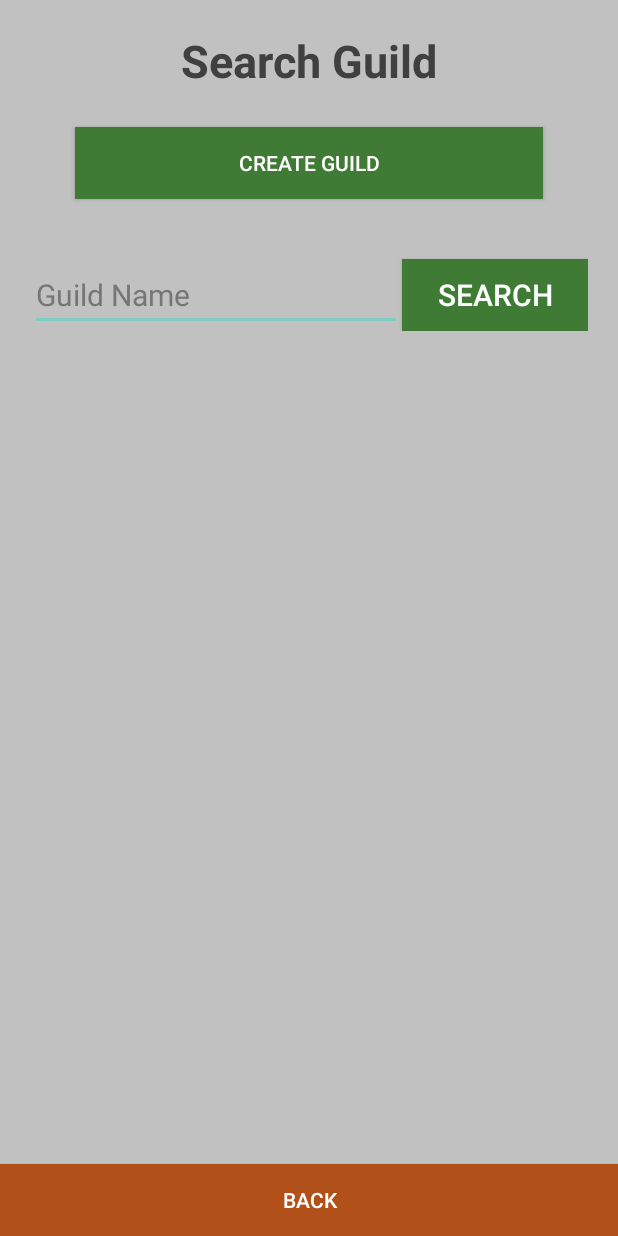
After one commit to Hector-Ortiz-Dev/Idle_RPG_Project, an Android app: the SearchGuildActivity screen opened directly, with no data from a screen before it, on a phone screen of 412 x 824 dp. The commit adds this screen. Run offline under Robolectric (Android 15) with nearby library versions, the light colour scheme and no system bars.

Commit message:
Nuevas pantallas, create character y searchguild

```diff
--- a/app/src/main/AndroidManifest.xml
+++ b/app/src/main/AndroidManifest.xml
@@ -14,6 +14,9 @@
         android:supportsRtl="true"
         android:theme="@style/Theme.AppCompat.NoActionBar"
         tools:targetApi="31">
+        <activity
+            android:name=".SearchGuildActivity"
+            android:exported="false" />
         <activity
             android:name=".InitActivity"
             android:exported="true">
--- a/app/src/main/java/com/example/idle_rpg_project/CharacterActivity.kt
+++ b/app/src/main/java/com/example/idle_rpg_project/CharacterActivity.kt
@@ -18,7 +18,6 @@ class CharacterActivity : AppCompatActivity() {
     private lateinit var txtUser: TextView
     private lateinit var txtExp: TextView
     private lateinit var txtCoins: TextView
-    private lateinit var txtHpMax: TextView
     private lateinit var txtHp: TextView
     private lateinit var txtAtk: TextView
     private lateinit var txtDef: TextView
@@ -55,7 +54,6 @@ class CharacterActivity : AppCompatActivity() {
         txtUser = findViewById(R.id.txtUsername)
         txtExp = findViewById(R.id.txtExp)
         txtCoins = findViewById(R.id.txtCoins)
-        txtHpMax = findViewById(R.id.txtHpMax)
         txtHp = findViewById(R.id.txtHp)
         txtAtk = findViewById(R.id.txtAtk)
         txtDef = findViewById(R.id.txtDef)
@@ -74,8 +72,7 @@ class CharacterActivity : AppCompatActivity() {
         txtUser.text = user.username
         txtExp.text = player.exp.toString()
         txtCoins.text = player.monedas.toString()
-        txtHpMax.text = player.hp_max.toString()
-        txtHp.text = player.hp.toString()
+        txtHp.text = player.hp.toString() + "/" + player.hp_max.toString()
         txtAtk.text = player.atk.toString()
         txtDef.text = player.def.toString()
         txtSpd.text = player.spd.toString()
--- /dev/null
+++ b/app/src/main/java/com/example/idle_rpg_project/SearchGuildActivity.kt
@@ -0,0 +1,11 @@
+package com.example.idle_rpg_project
+
+import androidx.appcompat.app.AppCompatActivity
+import android.os.Bundle
+
+class SearchGuildActivity : AppCompatActivity() {
+    override fun onCreate(savedInstanceState: Bundle?) {
+        super.onCreate(savedInstanceState)
+        setContentView(R.layout.activity_search_guild)
+    }
+}
--- a/app/src/main/res/layout/activity_main.xml
+++ b/app/src/main/res/layout/activity_main.xml
@@ -27,6 +27,7 @@
                 android:layout_width="0dp"
                 android:layout_height="wrap_content"
                 android:layout_weight="1"
+                android:textColor="@color/primary"
                 android:textStyle="bold"
                 android:text="MiinishBat" />
 
@@ -34,6 +35,7 @@
                 android:id="@+id/level_textview"
                 android:layout_width="wrap_content"
                 android:layout_height="wrap_content"
+                android:textColor="@color/primary"
                 android:text="Lvl 4" />
 
         </LinearLayout>
@@ -48,12 +50,14 @@
                 android:layout_width="0dp"
                 android:layout_height="wrap_content"
                 android:layout_weight="1"
+                android:textColor="@color/primary"
                 android:text="Exp: 244/2332" />
 
             <TextView
                 android:id="@+id/coins_textview"
                 android:layout_width="wrap_content"
                 android:layout_height="wrap_content"
+                android:textColor="@color/primary"
                 android:text="Coins: 230" />
 
         </LinearLayout>
@@ -71,6 +75,7 @@
             android:layout_width="match_parent"
             android:layout_height="wrap_content"
             android:layout_marginTop="16dp"
+            android:textColorHint="@color/primary"
             android:hint="Lorem ipsum dolor sit amet, consectetur adipiscing elit, sed do eiusmod tempor incididunt ut labore et dolore magna aliqua."
             android:inputType="textMultiLine"
             android:lines="3" />
--- /dev/null
+++ b/app/src/main/res/layout/activity_search_guild.xml
@@ -0,0 +1,111 @@
+<?xml version="1.0" encoding="utf-8"?>
+<RelativeLayout xmlns:android="http://schemas.android.com/apk/res/android"
+    xmlns:app="http://schemas.android.com/apk/res-auto"
+    xmlns:tools="http://schemas.android.com/tools"
+    android:layout_width="match_parent"
+    android:layout_height="match_parent"
+    android:background="@color/background"
+    tools:context=".SearchGuildActivity">
+
+    <TextView
+        android:id="@+id/searchGuildTitle"
+        android:layout_width="wrap_content"
+        android:layout_height="wrap_content"
+        android:layout_centerHorizontal="true"
+        android:layout_marginTop="20dp"
+        android:text="Search Guild"
+        android:textColor="@color/windowText"
+        android:textSize="30sp"
+        android:textStyle="bold" />
+
+
+    <Button
+        android:id="@+id/btnCreateGuild"
+        android:layout_width="match_parent"
+        android:layout_height="wrap_content"
+        android:layout_marginLeft="50dp"
+        android:layout_marginRight="50dp"
+        android:layout_below="@id/searchGuildTitle"
+        android:layout_marginTop="24dp"
+        android:background="@color/accept"
+        android:text="Create Guild"
+        android:textColor="@color/white"
+        android:textSize="14dp"
+        tools:ignore="TextSizeCheck" />
+
+    <LinearLayout
+        android:id="@+id/layoutSearchGuild"
+        android:layout_width="match_parent"
+        android:layout_height="wrap_content"
+        android:layout_below="@id/btnCreateGuild"
+        android:layout_marginTop="20dp"
+        android:layout_marginLeft="20dp"
+        android:layout_marginRight="20dp"
+        android:layout_marginBottom="20dp"
+        android:layout_centerHorizontal="true"
+        android:orientation="horizontal">
+
+    <EditText
+        android:id="@+id/searchGuildName"
+        android:layout_width="0dp"
+        android:layout_height="wrap_content"
+        android:layout_weight="1"
+        android:layout_marginTop="20dp"
+        android:hint="Guild Name"
+        android:inputType="text"
+        android:textColor="@color/primary"
+        android:textColorHint="@color/textHint"
+        android:textSize="20sp" />
+
+    <Button
+        android:id="@+id/searchGuildButton"
+        android:layout_width="0dp"
+        android:layout_height="wrap_content"
+        android:layout_weight="0.5"
+        android:layout_marginTop="20dp"
+        android:background="@color/accept"
+        android:text="Search"
+        android:textColor="@color/white"
+        android:textSize="20sp" />
+    </LinearLayout>
+
+    <androidx.recyclerview.widget.RecyclerView
+        android:id="@+id/recyclerview"
+        android:layout_width="match_parent"
+        android:layout_height="match_parent"
+        tools:itemCount="5"
+        android:layout_below="@id/layoutSearchGuild"
+        tools:listitem="@layout/card_view_design" />
+
+    <TextView
+        android:id="@+id/searchGuildNoResults"
+        android:layout_width="wrap_content"
+        android:layout_height="wrap_content"
+        android:layout_below="@id/layoutSearchGuild"
+        android:layout_marginTop="20dp"
+        android:layout_marginLeft="20dp"
+        android:layout_marginRight="20dp"
+        android:text="No Results"
+        android:textColor="@color/windowText"
+        android:layout_centerHorizontal="true"
+        android:textSize="20sp"
+        android:visibility="gone"/>
+
+    <androidx.constraintlayout.widget.ConstraintLayout
+        android:layout_width="match_parent"
+        android:layout_height="match_parent">
+
+        <Button
+            android:id="@+id/btnBack"
+            android:layout_width="match_parent"
+            android:layout_height="wrap_content"
+            android:background="@color/cancel1"
+            android:text="Back"
+            android:textColor="@color/white"
+            android:textSize="14dp"
+            app:layout_constraintBottom_toBottomOf="parent"
+            tools:ignore="TextSizeCheck" />
+    </androidx.constraintlayout.widget.ConstraintLayout>
+
+
+</RelativeLayout>
--- a/app/src/main/res/values/strings.xml
+++ b/app/src/main/res/values/strings.xml
@@ -1,5 +1,5 @@
 <resources>
-    <string name="app_name">Idle RPG</string>
+    <string name="app_name">RPG Idle Project</string>
     <string name="logo">Idle_RPG_Project_Logo</string>
     <string name="email_hint">Email</string>
     <string name="password_hint">Password</string>
```
Also changed, not shown: app/src/main/res/layout/activity_character.xml (+199 -60 lines), app/src/main/res/layout/activity_login.xml (+28 -15 lines).
